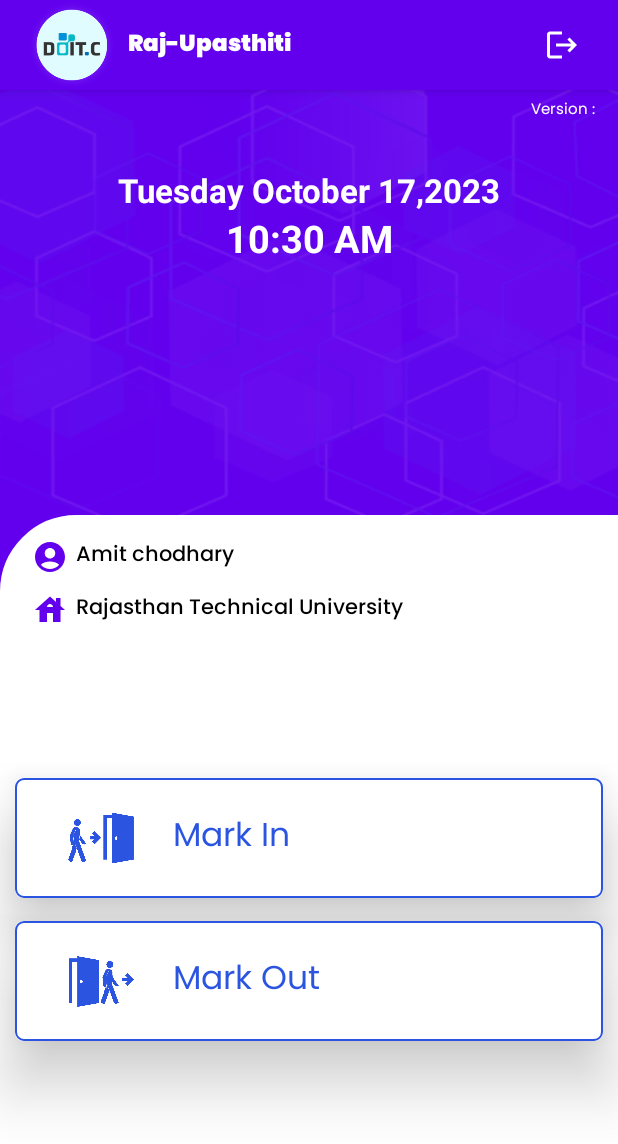
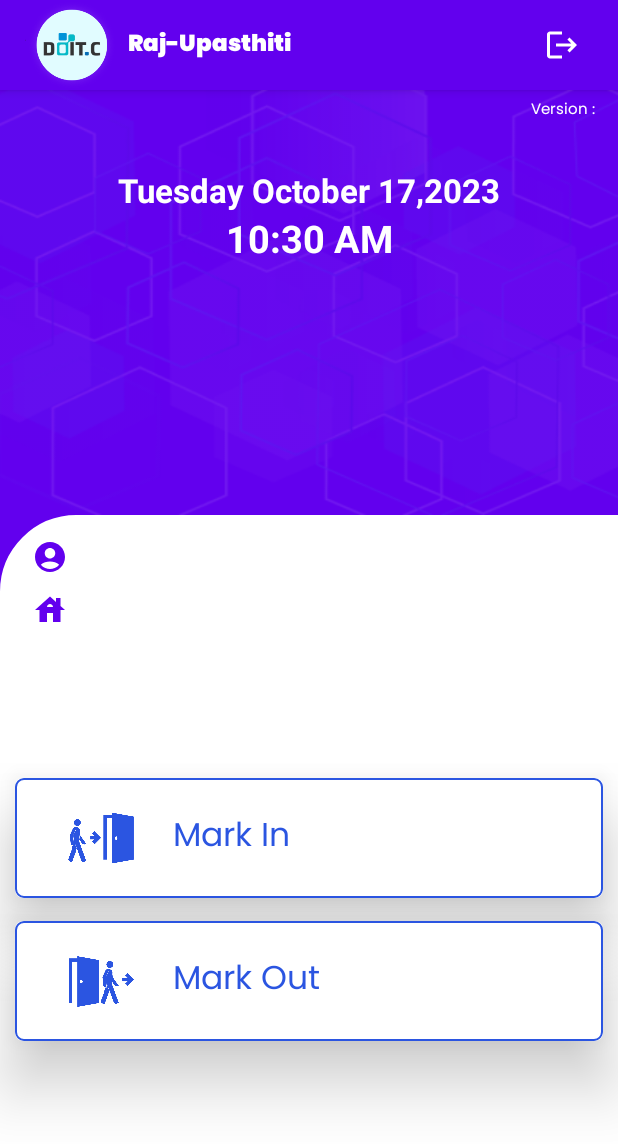
Before and after one commit to amitchodhary0786/RajAttendance, an Android app: the MainActivity screen opened directly, with no data from a screen before it, on a phone screen of 412 x 824 dp. Shown: the top 1144 px of the screen. Run offline under Robolectric (Android 15) with nearby library versions, the phone set to English and light mode, and no system bars.

Commit message:
initial commit 17/10/2023

```diff
--- a/app/src/main/java/com/gov/doitc/rajattendance/MainActivity.java
+++ b/app/src/main/java/com/gov/doitc/rajattendance/MainActivity.java
@@ -83,7 +83,7 @@ import javax.xml.parsers.DocumentBuilderFactory;
 import javax.xml.parsers.ParserConfigurationException;
 
 public class MainActivity extends AppCompatActivity {
-    String attendancestatus;
+    String attendancestatus = "100";
     ImageView iconmarkin,iconmarkout;
     TextView textmatkin,textmarkout;
     int lgreencolor = -4823892;
@@ -486,6 +486,9 @@ public class MainActivity extends AppCompatActivity {
                                     textmatkin.setHintTextColor(Color.WHITE);
                                     iconmarkin.setColorFilter(Color.WHITE);
 
+                                    Snackbar snackbar = Snackbar
+                                            .make(textmatkin, "Attendance Successfuly recorded", Snackbar.LENGTH_LONG);
+                                    snackbar.show();
 
 
                                 }
@@ -567,6 +570,10 @@ public class MainActivity extends AppCompatActivity {
                                     //ivmarkout.setVisibility(View.VISIBLE);
                                     textmarkout.setHintTextColor(Color.WHITE);
                                     iconmarkout.setColorFilter(Color.WHITE);
+
+                                    Snackbar snackbar = Snackbar
+                                            .make(textmarkout, "Markout Successfuly recorded", Snackbar.LENGTH_LONG);
+                                    snackbar.show();
 
                                 }
                                 else if(status.equals("2002")){
--- a/app/src/main/res/layout/activity_main.xml
+++ b/app/src/main/res/layout/activity_main.xml
@@ -165,7 +165,7 @@
                     android:id="@+id/tv_name"
                     android:layout_width="wrap_content"
                     android:layout_height="wrap_content"
-                    android:text="Amit chodhary"
+                    android:text=""
                     android:fontFamily="@font/poppinsmed"
                     android:textColor="@color/black"></TextView>
             </LinearLayout>
@@ -186,7 +186,7 @@
                     android:id="@+id/tv_deptname"
                     android:layout_width="wrap_content"
                     android:layout_height="wrap_content"
-                    android:text="Rajasthan Technical University"
+                    android:text=""
                     android:fontFamily="@font/poppinsmed"
                     android:gravity="bottom"
                     android:textColor="@color/black"></TextView>
```
